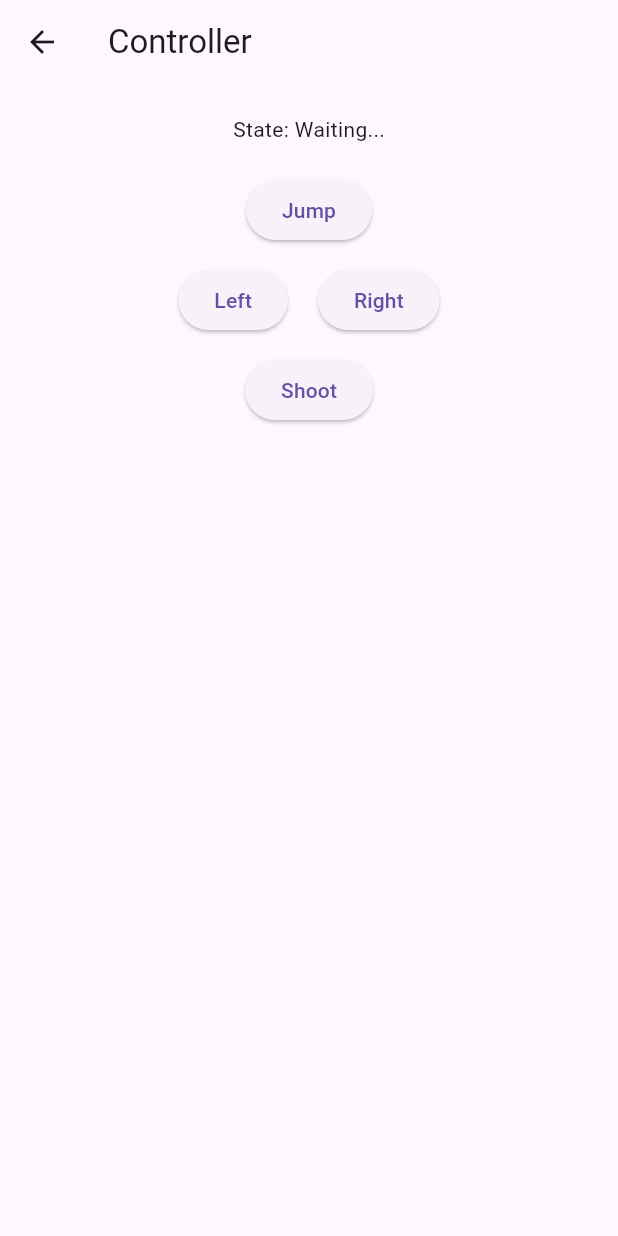
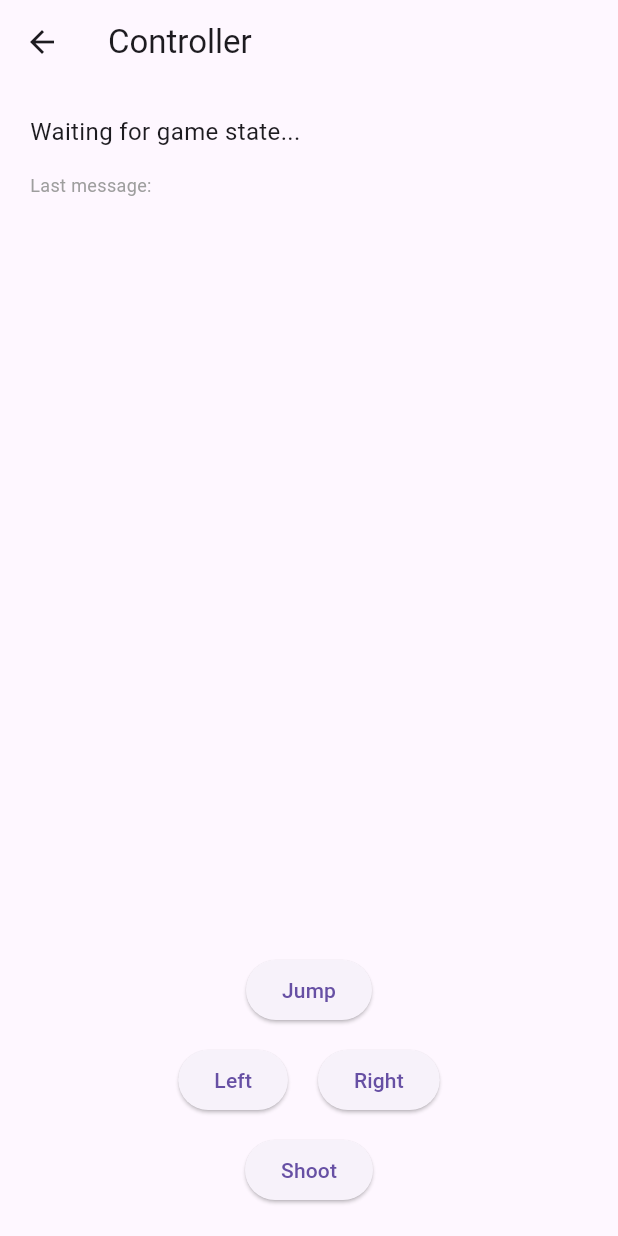
Before and after one commit to IbrahimElshishtawy/control-the-arena, a Flutter app: the GameDashboardScreen screen opened directly, on a phone screen of 412 x 824 dp. Run offline on Flutter 3.47's test engine with Material 3 defaults, Android fonts, the light colour scheme and no system bars.

Commit message:
Update game_dashboard_screen.dart

```diff
--- a/VR_Challenge_Project/controlthearena/lib/screens/game_dashboard_screen.dart
+++ b/VR_Challenge_Project/controlthearena/lib/screens/game_dashboard_screen.dart
@@ -1,5 +1,8 @@
+import 'package:controlthearena/core/models/game_state.dart';
 import 'package:controlthearena/core/widgets/control_buttons.dart';
+import 'package:controlthearena/core/widgets/status_bar.dart';
 import 'package:flutter/material.dart';
+
 import '../services/game_socket_service.dart';
 
 class GameDashboardScreen extends StatefulWidget {
@@ -11,22 +14,36 @@ class GameDashboardScreen extends StatefulWidget {
 
 class _GameDashboardScreenState extends State<GameDashboardScreen> {
   final GameSocketService socket = GameSocketService();
-  String lastState = "Waiting...";
+
+  GameState? _gameState;
+  String _rawLastMessage = '';
 
   @override
   void initState() {
     super.initState();
 
-    // Listen to messages coming from Python
     socket.onMessage = (data) {
       setState(() {
-        lastState = data.toString();
+        _rawLastMessage = data.toString();
+
+        final type = data['type'];
+
+        if (type == 'state_update' || type == 'game_over') {
+          final stateJson = data['state'] ?? {};
+          _gameState = GameState.fromJson(Map<String, dynamic>.from(stateJson));
+        }
       });
     };
   }
 
-  void send(String action) {
+  void _sendAction(String action) {
     socket.sendInput(action);
+  }
+
+  @override
+  void dispose() {
+    socket.disconnect();
+    super.dispose();
   }
 
   @override
@@ -36,15 +53,22 @@ class _GameDashboardScreenState extends State<GameDashboardScreen> {
       body: Padding(
         padding: const EdgeInsets.all(20),
         child: Column(
+          crossAxisAlignment: CrossAxisAlignment.start,
           children: [
-            Text("State: $lastState"),
-            const SizedBox(height: 20),
-
-            ControlButtons(
-              onLeft: () => send("move_left"),
-              onRight: () => send("move_right"),
-              onJump: () => send("jump"),
-              onShoot: () => send("shoot"),
+            StatusBar(state: _gameState),
+            const SizedBox(height: 16),
+            Text(
+              'Last message: $_rawLastMessage',
+              style: const TextStyle(fontSize: 12, color: Colors.grey),
+            ),
+            const Spacer(),
+            Center(
+              child: ControlButtons(
+                onLeft: () => _sendAction("move_left"),
+                onRight: () => _sendAction("move_right"),
+                onJump: () => _sendAction("jump"),
+                onShoot: () => _sendAction("shoot"),
+              ),
             ),
           ],
         ),
```
